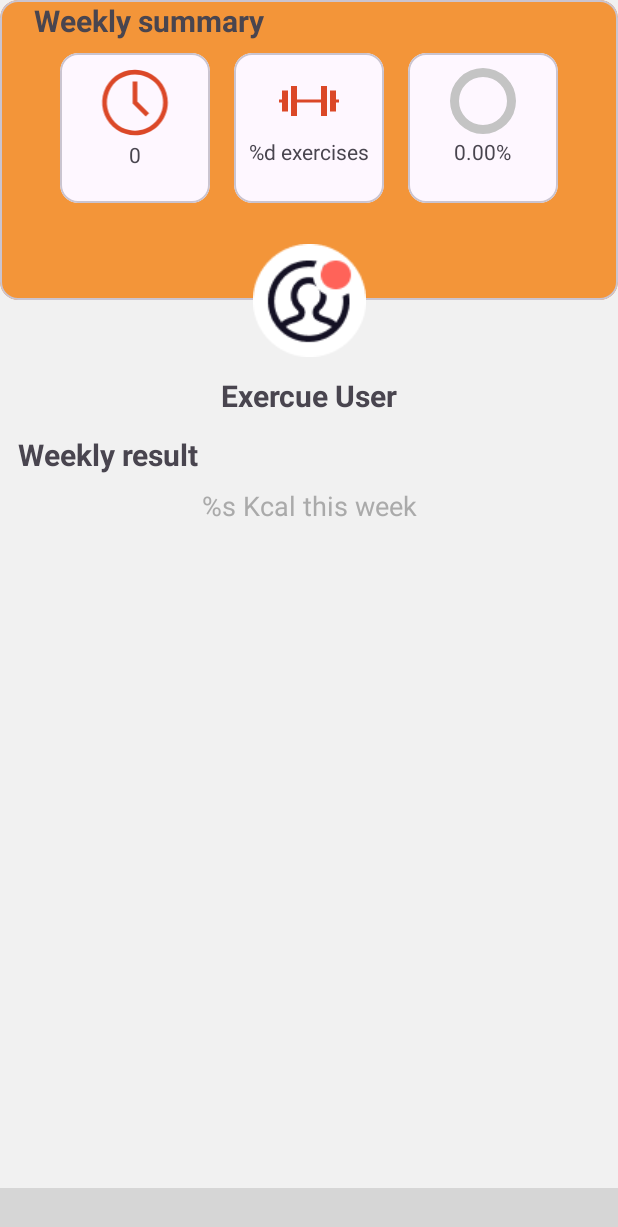
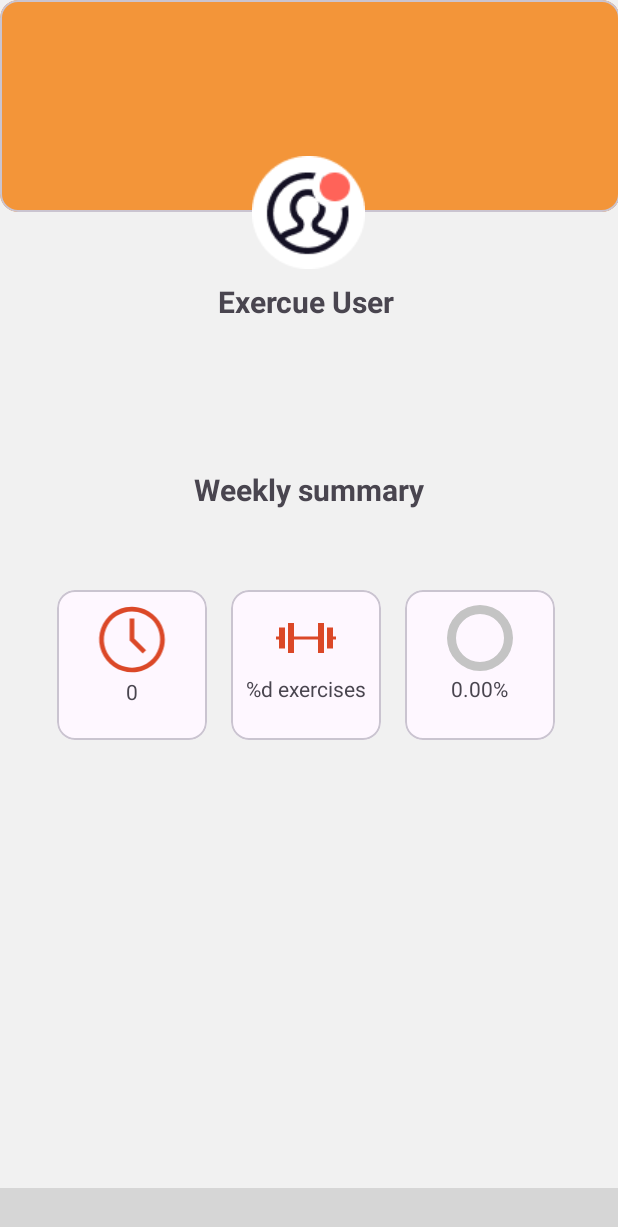
Before and after one commit to kavindu-sandaruwan/Exercue_Visionary_fitness_Trainer_, an Android app: the ProfileFragment screen opened through its navigation route, on a phone screen of 412 x 824 dp. Shown: the top 1227 px of the screen. Run offline under Robolectric (Android 15) with nearby library versions, the phone set to English and light mode, and no system bars; our stand-ins replace Room's generated code; libraries missing offline, so code that uses them is left out: com.tbuonomo.viewpagerdotsindicator, np.com.susanthapa; plain views replace CurvedBottomNavigationView; 4 statements that could not run were skipped; grey boxes are pictures that could not be loaded.

Commit message:
Solve some UI/UX bug!!

```diff
--- a/Exercue/app/src/main/java/com/example/poseexercise/views/fragment/PlanStepTwoFragment.kt
+++ b/Exercue/app/src/main/java/com/example/poseexercise/views/fragment/PlanStepTwoFragment.kt
@@ -1,5 +1,6 @@
 package com.example.poseexercise.views.fragment
 
+import android.graphics.Color
 import android.os.Bundle
 import android.text.InputFilter
 import android.view.LayoutInflater
@@ -19,6 +20,7 @@ import com.example.poseexercise.data.plan.Plan
 import com.example.poseexercise.util.MemoryManagement
 import com.example.poseexercise.viewmodels.AddPlanViewModel
 import kotlinx.coroutines.launch
+import android.widget.CheckedTextView
 
 /**
  * PlanStepTwoFragment: Fragment for capturing additional details of an exercise plan.
@@ -58,13 +60,43 @@ class PlanStepTwoFragment : Fragment(), MemoryManagement {
         // Set the min and max value for Repeat count
         setEditTextLimit(repeatEditText, 1, 100)
         // Option list for days in week
-        val listAdapter = ArrayAdapter(
+//        val listAdapter = ArrayAdapter(
+//            this.requireContext(),
+//            android.R.layout.simple_list_item_multiple_choice,
+//            days
+//        )
+//        listOfDays.adapter = listAdapter
+//        // Get the selected days
+//        listOfDays.setOnItemClickListener { _, _, position, _ ->
+//            val element = listAdapter.getItem(position)// The item that was clicked
+//            if (element != null) {
+//                if (element in selectedDays) {
+//                    selectedDays.remove(element)
+//                } else {
+//                    selectedDays.add(element)
+//                }
+//            }
+//        }
+
+        // Option list for days in week (Modified ArrayAdapter)
+        val listAdapter = object : ArrayAdapter<String>(
             this.requireContext(),
             android.R.layout.simple_list_item_multiple_choice,
             days
-        )
+        ) {
+            override fun getView(position: Int, convertView: View?, parent: ViewGroup): View {
+                val view = super.getView(position, convertView, parent) as CheckedTextView
+                val element = getItem(position)
+
+                // Set initial and dynamic text color based on selectedDays
+                view.setTextColor(if (element in selectedDays) Color.BLACK else Color.BLACK)
+                return view
+            }
+        }
+
         listOfDays.adapter = listAdapter
-        // Get the selected days
+
+        // Get the selected days (modified)
         listOfDays.setOnItemClickListener { _, _, position, _ ->
             val element = listAdapter.getItem(position)// The item that was clicked
             if (element != null) {
--- a/Exercue/app/src/main/res/layout/fragment_plan_step_one.xml
+++ b/Exercue/app/src/main/res/layout/fragment_plan_step_one.xml
@@ -30,6 +30,7 @@
                 android:layout_gravity="center"
                 android:layout_marginTop="35dp"
                 android:text="@string/choose_exercise"
+                android:textColor="#000000"
                 android:textSize="32sp"
                 android:textStyle="bold" />
 
--- a/Exercue/app/src/main/res/layout/fragment_plan_step_two.xml
+++ b/Exercue/app/src/main/res/layout/fragment_plan_step_two.xml
@@ -62,7 +62,8 @@
                         android:layout_width="match_parent"
                         android:layout_height="match_parent"
                         android:enabled="false"
-                        android:textColor="@color/textGray" />
+                        android:textColor="@color/textGray"
+                        android:textColorHint="#6BFFFFFF" />
 
                 </com.google.android.material.textfield.TextInputLayout>
 
@@ -125,7 +126,7 @@
                 android:choiceMode="multipleChoice"
                 android:scrollbarSize="@dimen/margin_small"
                 android:scrollbars="vertical"
-                android:textColor="@color/textGray" />
+                android:textColor="@android:color/black" />
 
         </LinearLayout>
 
--- a/Exercue/app/src/main/res/layout/fragment_profile.xml
+++ b/Exercue/app/src/main/res/layout/fragment_profile.xml
@@ -1,7 +1,7 @@
 <?xml version="1.0" encoding="utf-8"?>
-<androidx.constraintlayout.widget.ConstraintLayout
-    xmlns:android="http://schemas.android.com/apk/res/android"
+<androidx.constraintlayout.widget.ConstraintLayout xmlns:android="http://schemas.android.com/apk/res/android"
     xmlns:app="http://schemas.android.com/apk/res-auto"
+    xmlns:tools="http://schemas.android.com/tools"
     android:id="@+id/profileFragment"
     android:layout_width="match_parent"
     android:layout_height="match_parent"
@@ -10,8 +10,8 @@
     <!-- CardView -->
     <com.google.android.material.card.MaterialCardView
         android:id="@+id/card"
-        android:layout_width="0dp"
-        android:layout_height="200dp"
+        android:layout_width="413dp"
+        android:layout_height="141dp"
         app:cardForegroundColor="@color/primaryColor"
         app:layout_constraintEnd_toEndOf="parent"
         app:layout_constraintStart_toStartOf="parent"
@@ -35,70 +35,53 @@
         app:layout_constraintTop_toBottomOf="@+id/card"
         app:layout_constraintVertical_bias="0.333" />
 
+    <!-- TextView for weekly result information -->
+
+    <!-- Total Calories TextView -->
+
+
+    <!-- TextView for summary -->
+
+    <!-- LinearLayout for summary information -->
+
     <TextView
         android:id="@+id/textView1"
         android:layout_width="wrap_content"
         android:layout_height="wrap_content"
-            android:layout_marginTop="@dimen/margin_medium"
+        android:layout_marginTop="8dp"
         android:text="@string/default_user"
         android:textSize="20sp"
         android:textStyle="bold"
         app:layout_constraintEnd_toEndOf="@+id/imageView"
-            app:layout_constraintHorizontal_bias="0.511"
+        app:layout_constraintHorizontal_bias="0.533"
         app:layout_constraintStart_toStartOf="@+id/imageView"
         app:layout_constraintTop_toBottomOf="@+id/imageView" />
 
-        <!-- TextView for weekly result information -->
-        <TextView
-            android:id="@+id/textView2"
-            android:layout_width="wrap_content"
-            android:layout_height="wrap_content"
-            android:layout_margin="@dimen/margin_medium"
-            android:text="@string/result"
-            android:textSize="20sp"
-            android:textStyle="bold"
-            app:layout_constraintStart_toStartOf="parent"
-            app:layout_constraintTop_toBottomOf="@+id/textView1" />
-
-    <!-- Total Calories TextView -->
-    <TextView
-        android:id="@+id/totalCaloriesTextView"
-        android:layout_width="0dp"
-        android:layout_height="wrap_content"
-        android:gravity="center"
-        android:padding="8dp"
-        android:text="@string/total_calories"
-        android:textColor="@android:color/darker_gray"
-        android:textSize="18sp"
-        app:layout_constraintTop_toBottomOf="@+id/textView2"
-        app:layout_constraintEnd_toEndOf="parent"
-        app:layout_constraintStart_toStartOf="parent" />
-
-
-        <!-- TextView for summary -->
     <TextView
         android:id="@+id/textView3"
         android:layout_width="wrap_content"
         android:layout_height="wrap_content"
-            android:layout_margin="@dimen/margin_medium"
+        android:layout_marginBottom="482dp"
         android:text="@string/summary"
         android:textSize="20sp"
         android:textStyle="bold"
-            app:layout_constraintBottom_toTopOf="@id/summary_container"
+        app:layout_constraintBottom_toBottomOf="parent"
         app:layout_constraintEnd_toEndOf="parent"
-            app:layout_constraintHorizontal_bias="0.046"
-            app:layout_constraintStart_toStartOf="parent" />
+        app:layout_constraintHorizontal_bias="0.5"
+        app:layout_constraintStart_toStartOf="parent"
+        app:layout_constraintTop_toBottomOf="@+id/textView1"
+        app:layout_constraintVertical_bias="0.979" />
 
-        <!-- LinearLayout for summary information -->
     <LinearLayout
         android:id="@+id/summary_container"
-            android:layout_width="wrap_content"
-            android:layout_height="wrap_content"
-            android:layout_marginBottom="4dp"
+        android:layout_width="352dp"
+        android:layout_height="153dp"
+        android:layout_marginBottom="304dp"
         android:orientation="horizontal"
+        app:layout_constraintBottom_toBottomOf="parent"
         app:layout_constraintEnd_toEndOf="parent"
-            app:layout_constraintStart_toStartOf="parent"
-            app:layout_constraintTop_toBottomOf="@+id/textView3">
+        app:layout_constraintHorizontal_bias="0.5"
+        app:layout_constraintStart_toStartOf="parent">
 
         <!-- CardView for total time -->
         <com.google.android.material.card.MaterialCardView
@@ -191,7 +174,7 @@
                     app:layout_constraintHorizontal_bias="0.796"
                     app:layout_constraintStart_toEndOf="@+id/exercise_left"
                     app:layout_constraintTop_toTopOf="parent"
-                        app:layout_constraintVertical_bias="0.313"/>
+                    app:layout_constraintVertical_bias="0.313" />
 
                 <!-- TextView for progress percentage -->
                 <TextView
--- a/Exercue/app/src/main/res/values/colors.xml
+++ b/Exercue/app/src/main/res/values/colors.xml
@@ -6,7 +6,7 @@
     <color name="white">#FFFFFFFF</color>
     <color name="gray">#C4C4C4</color>
     <color name="blueButton">#2196F3</color>
-    <color name="textGray">@color/black</color>
+    <color name="textGray">#000000</color>
     <color name="red">#FF0909</color>
     <color name="orange">#FD812E</color>
     <color name="yellow">#F9FD2E</color>
```
Lines whose indentation alone changed are shown as unchanged.
